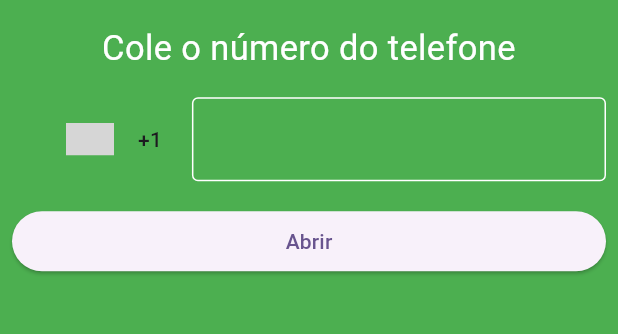
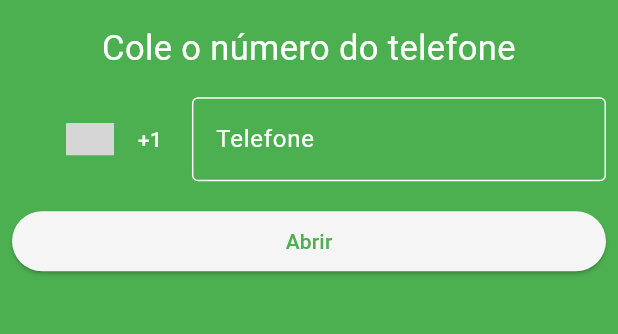
Before and after one commit to FortalezaRN/whats-paste, a Flutter app: the screen it shows after launch, after a tap on "Abrir", on a phone screen of 412 x 824 dp, the part 514-848 px from its top. Run offline on Flutter 3.47's test engine with Material 3 defaults, Android fonts, the phone set to English and light mode, and no system bars; drawn by our look-alikes of country_code_picker; our stand-ins replace flutter_masked_text2; missing offline and left inert: libphonenumber; grey boxes are pictures that could not be loaded.

Commit message:
Melhorias no estilo projeto

```diff
--- a/lib/main.dart
+++ b/lib/main.dart
@@ -8,28 +8,24 @@ void main() {
 class MyApp extends StatelessWidget {
   const MyApp({super.key});
 
-  // This widget is the root of your application.
   @override
   Widget build(BuildContext context) {
     return MaterialApp(
-      title: 'Flutter Demo',
+      title: 'WhatsApp Paste',
       theme: ThemeData(
-        // This is the theme of your application.
-        //
-        // TRY THIS: Try running your application with "flutter run". You'll see
-        // the application has a purple toolbar. Then, without quitting the app,
-        // try changing the seedColor in the colorScheme below to Colors.green
-        // and then invoke "hot reload" (save your changes or press the "hot
-        // reload" button in a Flutter-supported IDE, or press "r" if you used
-        // the command line to start the app).
-        //
-        // Notice that the counter didn't reset back to zero; the application
-        // state is not lost during the reload. To reset the state, use hot
-        // restart instead.
-        //
-        // This works for code too, not just values: Most code changes can be
-        // tested with just a hot reload.
-        colorScheme: ColorScheme.fromSeed(seedColor: Colors.deepPurple),
+        colorScheme: ColorScheme(
+          primary: Colors.green,
+          onPrimary: Colors.white,
+          secondary: Colors.green,
+          onSecondary: Colors.white,
+          tertiary: Colors.green.shade900,
+          onTertiary: Colors.white,
+          error: Colors.red,
+          onError: Colors.white,
+          brightness: Brightness.light,
+          surface: Colors.grey.shade100,
+          onSurface: Colors.grey.shade800,
+        ),
         useMaterial3: true,
       ),
       home: const HomeView(),
--- a/lib/view/home_view.dart
+++ b/lib/view/home_view.dart
@@ -2,6 +2,7 @@ import 'dart:io';
 import 'package:country_code_picker/country_code_picker.dart';
 import 'package:flutter/material.dart';
 import 'package:flutter/services.dart';
+import 'package:flutter_masked_text2/flutter_masked_text2.dart';
 import 'package:url_launcher/url_launcher_string.dart';
 import 'package:libphonenumber/libphonenumber.dart';
 
@@ -13,80 +14,76 @@ class HomeView extends StatefulWidget {
 }
 
 class _HomeViewState extends State<HomeView> with WidgetsBindingObserver {
-  final _textFormFieldContraller = TextEditingController();
+  String maskNumber = '(00) 0000-0000';
+  late MaskedTextController textFormFieldController;
   late String? codeCountry = '';
-  String _validationMessage = '';
+  final FocusNode _focusNode = FocusNode();
+  bool _isFocused = false;
 
-  String? systemcontry = WidgetsBinding.instance.platformDispatcher.locale.countryCode;
+  String? systemcontry =
+      WidgetsBinding.instance.platformDispatcher.locale.countryCode;
   @override
-  void initState(){
+  void initState() {
     super.initState();
+    textFormFieldController = MaskedTextController(mask: maskNumber);
     WidgetsBinding.instance.addObserver(this);
     _checkClipboard();
+    _focusNode.addListener(() {
+      setState(() {
+        _isFocused = _focusNode.hasFocus;
+      });
+    });
   }
+
   @override
   void dispose() {
     WidgetsBinding.instance.removeObserver(this);
+    _focusNode.dispose();
     super.dispose();
   }
+
   @override
   void didChangeAppLifecycleState(AppLifecycleState state) {
-    if(state == AppLifecycleState.resumed){
+    if (state == AppLifecycleState.resumed) {
       _checkClipboard();
-    }
-  }
-
-  Future<void> _validatePhoneNumber(String phoneNumber) async {
-    try {
-      bool? isValid = await PhoneNumberUtil.isValidPhoneNumber(
-        phoneNumber: phoneNumber,
-        isoCode: 'BR',
-      );
-      setState(() {
-        _validationMessage = isValid!
-            ? 'The phone number is valid'
-            : 'The phone number is invalid';
-      });
-    } catch (e) {
-      setState(() {
-        _validationMessage = 'Error validating phone number: $e';
-      });
     }
   }
 
   Future<void> _checkClipboard() async {
     var data = await Clipboard.getData(Clipboard.kTextPlain);
-    if(data != null && data.text != null){
-      print("*************************************************");
+    if (data != null && data.text != null) {
       String phoneNumber = data.text!.replaceAll(RegExp(r'[()\s-+]'), '');
-      print(phoneNumber);
-      bool? isValid = await PhoneNumberUtil.isValidPhoneNumber(phoneNumber: phoneNumber, isoCode: 'BR');
-      print("*************************************************");
-      if(isValid!){
-        _textFormFieldContraller.text = phoneNumber;
-        openWhatsApp();
-      } else {
-        ScaffoldMessengerState _scaffoldMessengerState =
-        ScaffoldMessenger.of(context);
-        _scaffoldMessengerState.showSnackBar(SnackBar(
-          content: Text('Não é um numero válido para ir direto para o Whatsapp'),
-          backgroundColor: Colors.red,
-        ));
+      bool? isValid = await PhoneNumberUtil.isValidPhoneNumber(
+          phoneNumber: phoneNumber, isoCode: 'BR');
+      if (!mounted) return;
+
+      if (isValid!) {
+        textFormFieldController.text = phoneNumber;
+        return openWhatsApp();
       }
+
+      ScaffoldMessenger.of(context).showSnackBar(SnackBar(
+        content: Text(
+          'Não é um número válido para ir direto para o Whatsapp',
+          style: TextStyle(color: Theme.of(context).colorScheme.onError),
+        ),
+        backgroundColor: Theme.of(context).colorScheme.error,
+      ));
     }
   }
 
+  @override
   Widget build(BuildContext context) {
+    final theme = Theme.of(context).colorScheme;
 
     return Scaffold(
       backgroundColor: Colors.green,
-
       body: Column(
         crossAxisAlignment: CrossAxisAlignment.center,
         mainAxisAlignment: MainAxisAlignment.center,
         children: [
           Padding(
-            padding: EdgeInsets.all(8.0),
+            padding: const EdgeInsets.all(8.0),
             child: SizedBox(
               width: double.infinity,
               child: Text(
@@ -94,71 +91,82 @@ class _HomeViewState extends State<HomeView> with WidgetsBindingObserver {
                 style: TextStyle(
                     fontSize: 32,
                     fontWeight: FontWeight.bold,
-                    color: Colors.white),
+                    color: theme.onPrimary),
                 textAlign: TextAlign.center,
               ),
             ),
           ),
           Padding(
-            padding: EdgeInsets.all(8.0),
+            padding: const EdgeInsets.all(8.0),
             child: SizedBox(
               width: double.infinity,
               child: Text(
                 'Cole o número do telefone ',
-                style: TextStyle(fontSize: 23, color: Colors.white),
+                style: TextStyle(fontSize: 23, color: theme.onPrimary),
                 textAlign: TextAlign.center,
               ),
             ),
           ),
-          // Padding(
-          //   padding: EdgeInsets.all(8.0),
-          //   child: SizedBox(
-          //       width: double.infinity,
-          //       child: TextFormField(
-          //         controller: _textFormFieldContraller,
-          //         decoration: InputDecoration(
-          //             fillColor: Colors.white,
-          //             enabledBorder: OutlineInputBorder(
-          //                 borderSide:
-          //                     BorderSide(width: 1, color: Colors.white))),
-          //       )),
-          // ),
           Padding(
-            padding: EdgeInsets.all(8.0),
+            padding: const EdgeInsets.all(8.0),
             child: Row(
               // mainAxisAlignment: MainAxisAlignment.spaceEvenly,
               children: <Widget>[
                 CountryCodePicker(
-                  onChanged: (element) => {
-                    codeCountry = element.toLongString().split(' ')[0]
-                  },
+                  onChanged: (element) =>
+                      {codeCountry = element.toLongString().split(' ')[0]},
                   onInit: (code) => codeCountry = code?.dialCode,
                   // Initial selection and favorite can be one of code ('IT') OR dial_code('+39')
                   initialSelection: systemcontry,
                   favorite: const ['+55', 'BR'],
                   showFlag: true,
                   showFlagMain: true,
+                  textStyle: TextStyle(color: theme.onPrimary),
                 ),
                 Expanded(
                   child: TextFormField(
-                    controller: _textFormFieldContraller,
+                    focusNode: _focusNode,
+                    controller: textFormFieldController,
+                    style: TextStyle(
+                      color: theme.onPrimary, // cor do texto digitado
+                    ),
+                    keyboardType: TextInputType.phone,
                     decoration: InputDecoration(
-                        fillColor: Colors.white,
-                        enabledBorder: OutlineInputBorder(
-                            borderSide:
-                            BorderSide(width: 1, color: Colors.white))),
+                      labelStyle: TextStyle(
+                        color: theme.onPrimary, // cor do label
+                        fontWeight:
+                            _isFocused ? FontWeight.bold : FontWeight.normal,
+                      ),
+                      focusColor: theme.onPrimary,
+                      labelText: 'Telefone',
+                      hintText: maskNumber,
+                      hintStyle: TextStyle(
+                        color: theme.tertiary, // cor do placeholder
+                      ),
+                      hoverColor: theme.error,
+                      focusedBorder: OutlineInputBorder(
+                        borderSide: BorderSide(
+                          width: 1,
+                          color: theme.onPrimary, // cor da borda
+                        ),
+                      ),
+                      enabledBorder: OutlineInputBorder(
+                        borderSide:
+                            BorderSide(width: 1, color: theme.onPrimary),
+                      ),
+                    ),
                   ),
                 )
               ],
             ),
           ),
           Padding(
-            padding: EdgeInsets.all(8.0),
+            padding: const EdgeInsets.all(8.0),
             child: SizedBox(
                 width: double.infinity,
                 child: ElevatedButton(
                   onPressed: () => openWhatsApp(),
-                  child: Text('Abrir'),
+                  child: const Text('Abrir'),
                 )),
           ),
         ],
@@ -167,25 +175,20 @@ class _HomeViewState extends State<HomeView> with WidgetsBindingObserver {
   }
 
   openWhatsApp() async {
-    print(_textFormFieldContraller.text);
-    String teste =
-        _textFormFieldContraller.text.replaceAll(RegExp(r'[()\s-+]'), '');
+    String telNumber =
+        textFormFieldController.text.replaceAll(RegExp(r'[()\s-+]'), '');
     String url = (Platform.isIOS == true)
-        ? 'https://wa.me/$teste'
-        : 'whatsapp://send?phone=$teste';
-
-    ScaffoldMessengerState _scaffoldMessengerState =
-        ScaffoldMessenger.of(context);
+        ? 'https://wa.me/$telNumber'
+        : 'whatsapp://send?phone=$telNumber';
 
     try {
       await launchUrlString(url);
-    } on Exception catch (e) {
-      print(e);
-      _scaffoldMessengerState.showSnackBar(SnackBar(
+    } on Exception {
+      if (!mounted) return;
+      ScaffoldMessenger.of(context).showSnackBar(const SnackBar(
         content: Text('Whatsapp não instalado'),
         backgroundColor: Colors.red,
       ));
     }
-    print(url);
   }
 }
--- a/pubspec.yaml
+++ b/pubspec.yaml
@@ -33,6 +33,7 @@ dependencies:
   url_launcher: ^6.2.6
   country_code_picker: ^3.0.0
   libphonenumber: ^2.0.2
+  flutter_masked_text2: ^0.9.1
 
 
   # The following adds the Cupertino Icons font to your application.
```
